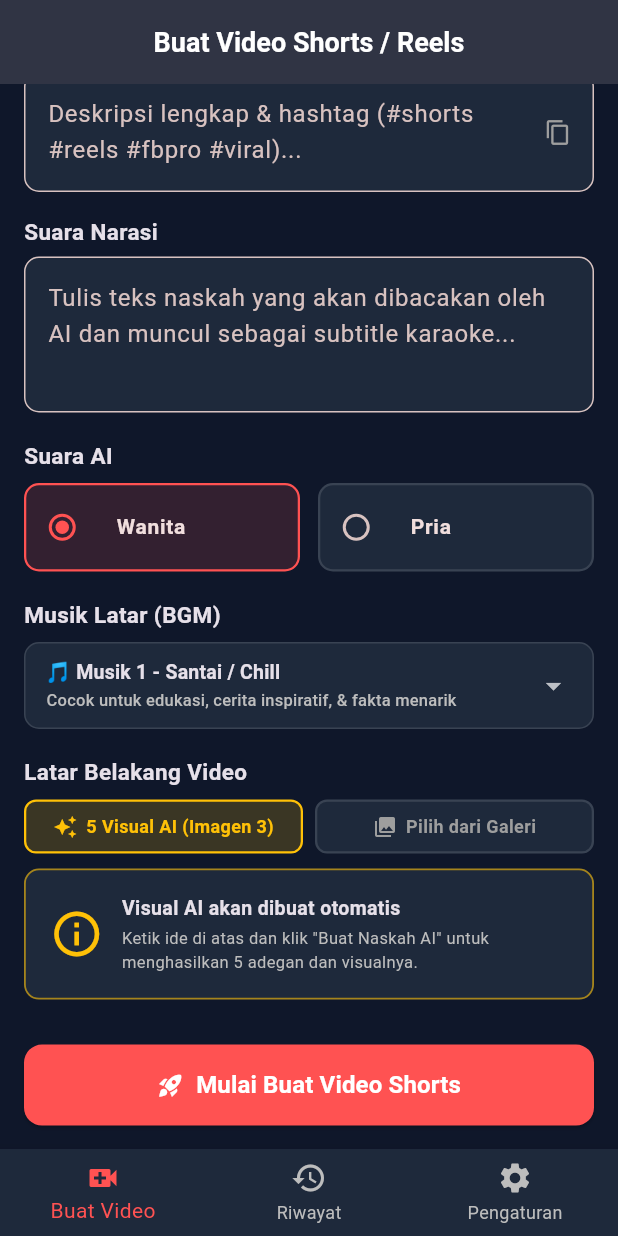
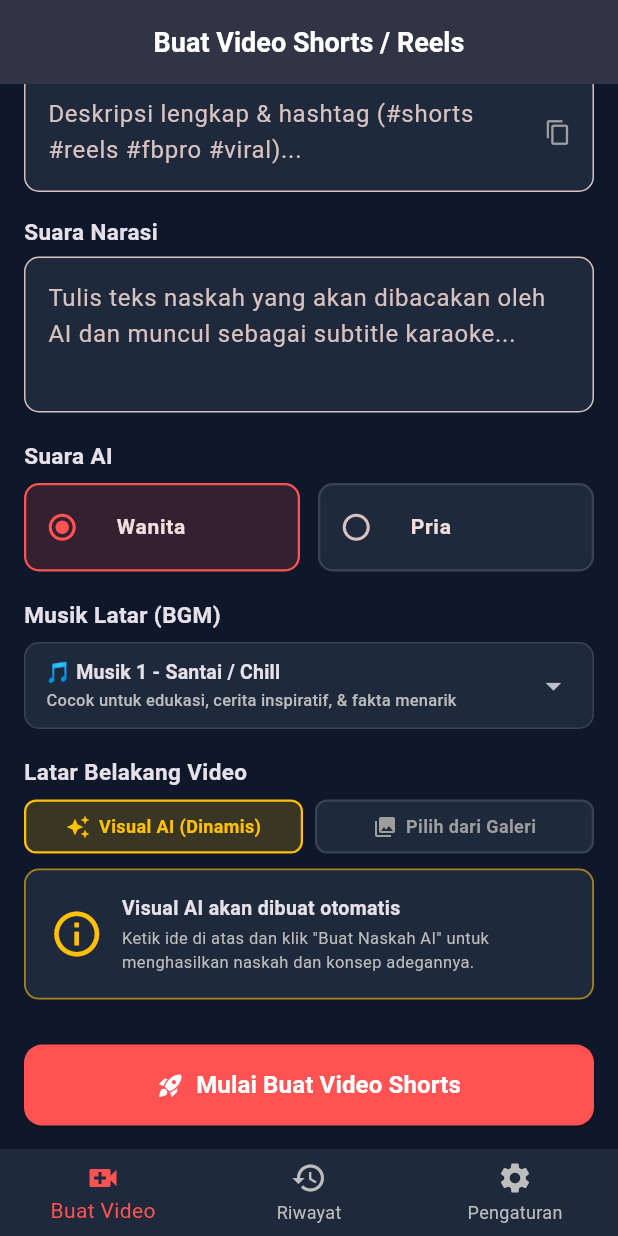
Before and after one commit to feriwidiyanto25-svg/apk-video, a Flutter app: the screen it shows after launch, scrolled down 566 dp, on a phone screen of 412 x 824 dp. Run offline on Flutter 3.47's test engine with Material 3 defaults, Android fonts, the phone set to English and light mode, and no system bars; our stand-ins replace chewie, file_picker, share_plus, shared_preferences, video_player.

Commit message:
feat: dynamic scene count support, add/delete scenes, and flexible multi-scene rendering

```diff
--- a/mobile_app/lib/screens/home_screen.dart
+++ b/mobile_app/lib/screens/home_screen.dart
@@ -241,21 +241,19 @@ class _HomeScreenState extends State<HomeScreen> {
     try {
       final promptText = '''
 Bertindaklah sebagai produser konten video pendek viral kelas dunia (YouTube Shorts, TikTok, Instagram Reels, Facebook Reels / FB Pro).
-Buatkan naskah dan konsep visual 5 adegan (durasi 45-60 detik) mengenai topik berikut:
+Buatkan naskah dan konsep visual adegan cerita (durasi 45-60 detik) mengenai topik berikut:
 "$topic"
 
 ATURAN STRUKTUR AGAR PENONTON BETAH & VIRAL (HIGH RETENTION):
 1. title: Judul video yang SANGAT MEMIKAT, memicu rasa penasaran tinggi (curiosity gap), provokatif atau kontroversial, dilengkapi emoji dan hashtag (#shorts #reels). Maksimal 65 karakter.
 2. description: Deskripsi lengkap siap publish untuk Facebook Pro & YouTube Shorts. Memuat kalimat pembuka yang bikin penasaran, ajakan interaksi (komentar/like/share), dan 6-8 hashtag populer relevan.
-3. scenes: Tepat 5 adegan berurutan yang menceritakan topik tersebut secara dramatis dan memukau:
+3. scenes: Tentukan jumlah adegan secara DINAMIS menyesuaikan tema cerita (fleksibel antara 3 hingga 6 adegan, misal 4 adegan untuk alur punchline cepat, 5 adegan untuk misteri/fakta, atau 6 adegan untuk sejarah/alur bertahap).
    - ADEGAN 1 (🔥 THE HOOK - Detik 0-5): Pembuka yang menghentak dan menghentikan jempol penonton yang scroll (scroll-stopping hook). Gunakan fakta mengejutkan, paradox, atau mitos yang dibantah.
-   - ADEGAN 2 (Detik 5-15): Bangun ketegangan atau penjelasan misteri di balik topik tersebut.
-   - ADEGAN 3 (Detik 15-30): Ungkapkan fakta utama, bukti sejarah, atau inti rahasia yang mencengangkan penonton.
-   - ADEGAN 4 (Detik 30-45): Tambahkan detail atau twist tak terduga yang 99% orang tidak pernah tahu.
-   - ADEGAN 5 (Detik 45-60): Penutup yang berbobot dan lempar pertanyaan terbuka yang memicu penonton untuk berdebat di kolom komentar.
-4. narration pada setiap adegan: Bahasa Indonesia lisan yang santai, lugas, padat, dan mengalir alami (sekitar 22-28 kata per adegan, total 110-140 kata). Tuliskan HANYA kata-kata yang diucapkan narator secara langsung (voiceover only). JANGAN ada tanda kurung, intro 'Halo guys', atau instruksi teks.
-5. image_prompt pada setiap adegan: Deskripsi visual SANGAT DETAIL dalam Bahasa Inggris untuk generator gambar AI Imagen 3. Prompt HARUS BENAR-BENAR COCOK dan merefleksikan isi cerita topik di adegan tersebut. Sertakan detail visual sinematik: objek utama, latar belakang, pencahayaan dramatis, sudut kamera, kualitas (photorealistic, 8k resolution, vertical 9:16 composition, highly detailed, dramatic atmosphere, no text, no watermark).
-6. script: Gabungan lengkap narasi dari Adegan 1 sampai Adegan 5 (teks bersambung).
+   - ADEGAN-ADEGAN TENGAH: Membangun ketegangan, mengungkap fakta utama, bukti sejarah, misteri, atau twist mencengangkan yang 99% orang tidak tahu.
+   - ADEGAN TERAKHIR: Penutup yang berbobot dan lempar pertanyaan terbuka yang memicu penonton untuk berdebat di kolom komentar.
+4. narration pada setiap adegan: Bahasa Indonesia lisan yang santai, lugas, padat, dan mengalir alami (total gabungan seluruh narasi berkisar 110-140 kata untuk 45-60 detik). Tuliskan HANYA kata-kata yang diucapkan narator secara langsung (voiceover only). JANGAN ada tanda kurung, intro 'Halo guys', atau instruksi teks.
+5. image_prompt pada setiap adegan: Deskripsi visual SANGAT DETAIL dalam Bahasa Inggris untuk generator gambar AI. Prompt HARUS BENAR-BENAR COCOK dan merefleksikan isi cerita topik di adegan tersebut. Sertakan detail visual sinematik: objek utama, latar belakang, pencahayaan dramatis, sudut kamera, kualitas (photorealistic, 8k resolution, vertical 9:16 composition, highly detailed, dramatic atmosphere, no text, no watermark).
+6. script: Gabungan lengkap narasi dari seluruh adegan berurutan (teks bersambung).
 
 KEMBALIKAN HANYA FORMAT JSON MURNI TANPA PENJELASAN LAIN:
 {
@@ -270,21 +268,6 @@ KEMBALIKAN HANYA FORMAT JSON MURNI TANPA PENJELASAN LAIN:
     },
     {
       "scene_number": 2,
-      "narration": "...",
-      "image_prompt": "..."
-    },
-    {
-      "scene_number": 3,
-      "narration": "...",
-      "image_prompt": "..."
-    },
-    {
-      "scene_number": 4,
-      "narration": "...",
-      "image_prompt": "..."
-    },
-    {
-      "scene_number": 5,
       "narration": "...",
       "image_prompt": "..."
     }
@@ -440,12 +423,15 @@ KEMBALIKAN HANYA FORMAT JSON MURNI TANPA PENJELASAN LAIN:
           });
         }
 
-        // Fallback jika adegan belum terurai: bagi script menjadi 5 adegan logis
+        // Fallback jika adegan belum terurai: bagi script menjadi beberapa adegan logis (3-6 adegan)
         if (parsedScenes.isEmpty && _scriptController.text.isNotEmpty) {
           final fullScript = _scriptController.text.trim();
           final words = fullScript.split(RegExp(r'\s+'));
-          final chunkSize = (words.length / 5).ceil();
-          for (int i = 0; i < 5; i++) {
+          int count = (words.length / 28).round();
+          if (count < 3) count = 3;
+          if (count > 6) count = 6;
+          final chunkSize = (words.length / count).ceil();
+          for (int i = 0; i < count; i++) {
             final start = i * chunkSize;
             final end = (start + chunkSize < words.length) ? start + chunkSize : words.length;
             final chunkText = (start < words.length) ? words.sublist(start, end).join(' ') : fullScript;
@@ -467,13 +453,13 @@ KEMBALIKAN HANYA FORMAT JSON MURNI TANPA PENJELASAN LAIN:
         if (mounted) {
           ScaffoldMessenger.of(context).showSnackBar(
             SnackBar(
-              content: Text('✨ Naskah & 5 Ide Adegan berhasil dibuat ($usedModel)! Mulai membuat visual...'),
+              content: Text('✨ Naskah & ${parsedScenes.length} Ide Adegan berhasil dibuat ($usedModel)! Mulai membuat visual...'),
               backgroundColor: Colors.green,
             ),
           );
         }
 
-        // Otomatis generate 5 gambar untuk preview di HP (Opsi A)
+        // Otomatis generate gambar untuk preview di HP (Opsi A)
         _generateAllSceneImages();
       } else {
         throw Exception('Gagal membuat naskah: $errorMsg');
@@ -647,6 +633,55 @@ KEMBALIKAN HANYA FORMAT JSON MURNI TANPA PENJELASAN LAIN:
       );
     }
   }
+
+  void _deleteScene(int index) {
+    if (_scenes.length <= 2) {
+      ScaffoldMessenger.of(context).showSnackBar(
+        const SnackBar(content: Text('Minimal harus ada 2 adegan dalam video.')),
+      );
+      return;
+    }
+    setState(() {
+      _scenes.removeAt(index);
+      for (int i = 0; i < _scenes.length; i++) {
+        _scenes[i]['scene_number'] = i + 1;
+      }
+      _scriptController.text = _scenes
+          .map((s) => (s['narration'] ?? '').toString().trim())
+          .where((t) => t.isNotEmpty)
+          .join(' ');
+    });
+    ScaffoldMessenger.of(context).showSnackBar(
+      const SnackBar(content: Text('Adegan berhasil dihapus.'), duration: Duration(seconds: 1)),
+    );
+  }
+
+  void _addNewScene() {
+    if (_scenes.length >= 8) {
+      ScaffoldMessenger.of(context).showSnackBar(
+        const SnackBar(content: Text('Maksimal 8 adegan untuk video durasi 60 detik.')),
+      );
+      return;
+    }
+    final newIndex = _scenes.length;
+    final topic = _topicController.text.trim();
+    setState(() {
+      _scenes.add({
+        'scene_number': newIndex + 1,
+        'narration': 'Lanjutan cerita menarik mengenai $topic...',
+        'image_prompt': 'Cinematic vertical 9:16 photorealistic visual, scene ${newIndex + 1} for topic: $topic, high quality, 8k resolution, dramatic lighting',
+        'image_bytes': null,
+        'is_loading': false,
+        'error': null,
+      });
+      _scriptController.text = _scenes
+          .map((s) => (s['narration'] ?? '').toString().trim())
+          .where((t) => t.isNotEmpty)
+          .join(' ');
+    });
+    _generateSingleSceneImage(newIndex);
+  }
+
   Future<void> _submitJob() async {
     final script = _scriptController.text.trim();
     final topic = _topicController.text.trim();
@@ -669,7 +704,7 @@ KEMBALIKAN HANYA FORMAT JSON MURNI TANPA PENJELASAN LAIN:
       if (hasIncomplete) {
         ScaffoldMessenger.of(context).showSnackBar(
           const SnackBar(
-            content: Text('Harap tunggu hingga ke-5 gambar visual AI selesai dibuat!'),
+            content: Text('Harap tunggu hingga seluruh gambar visual AI selesai dibuat!'),
             backgroundColor: Colors.orange,
           ),
         );
@@ -764,7 +799,7 @@ KEMBALIKAN HANYA FORMAT JSON MURNI TANPA PENJELASAN LAIN:
           final s = _scenes[i];
           final imgNum = s['scene_number'] ?? (i + 1);
           final bytes = s['image_bytes'] as Uint8List;
-          setState(() => _submitStep = '3/4 Mengunggah visual adegan $imgNum/5...');
+          setState(() => _submitStep = '3/4 Mengunggah visual adegan $imgNum/${_scenes.length}...');
           await GitHubService.uploadReleaseAsset(
             repo: repo,
             token: token,
@@ -801,7 +836,7 @@ KEMBALIKAN HANYA FORMAT JSON MURNI TANPA PENJELASAN LAIN:
         script: script,
         voice: _selectedVoice,
         status: 'rendering',
-        localMediaPath: isMultiScene ? '5 Adegan AI (Imagen 3)' : _selectedMedia!.path,
+        localMediaPath: isMultiScene ? '${_scenes.length} Adegan AI (Dinamis)' : _selectedMedia!.path,
         createdAt: DateTime.now(),
         videoTitle: title,
         videoDescription: description,
@@ -1170,7 +1205,7 @@ KEMBALIKAN HANYA FORMAT JSON MURNI TANPA PENJELASAN LAIN:
             ),
             const SizedBox(height: 18),
 
-            // PREVIEW 5 ADEGAN VIDEO (Opsi A - Cek di HP sebelum Render)
+            // PREVIEW ADEGAN VIDEO DINAMIS (Opsi A - Cek di HP sebelum Render)
             if (_creationMode == 'ai' && _scenes.isNotEmpty) ...[
               Container(
                 padding: const EdgeInsets.all(14),
@@ -1186,9 +1221,9 @@ KEMBALIKAN HANYA FORMAT JSON MURNI TANPA PENJELASAN LAIN:
                       children: [
                         const Icon(Icons.movie_filter, color: Colors.amber, size: 20),
                         const SizedBox(width: 8),
-                        const Text(
-                          'Preview 5 Adegan Video (Opsi A)',
-                          style: TextStyle(fontSize: 15, fontWeight: FontWeight.bold),
+                        Text(
+                          'Preview Visual Adegan (${_scenes.length} Adegan)',
+                          style: const TextStyle(fontSize: 15, fontWeight: FontWeight.bold),
                         ),
                         const Spacer(),
                         if (_isGeneratingImages)
@@ -1201,7 +1236,7 @@ KEMBALIKAN HANYA FORMAT JSON MURNI TANPA PENJELASAN LAIN:
                               ),
                               const SizedBox(width: 8),
                               Text(
-                                '${_imageGeneratingIndex + 1}/5...',
+                                '${_imageGeneratingIndex + 1}/${_scenes.length}...',
                                 style: const TextStyle(fontSize: 12, color: Colors.amber, fontWeight: FontWeight.bold),
                               ),
                             ],
@@ -1210,19 +1245,48 @@ KEMBALIKAN HANYA FORMAT JSON MURNI TANPA PENJELASAN LAIN:
                     ),
                     const SizedBox(height: 4),
                     Text(
-                      'Periksa kesesuaian gambar tiap adegan sebelum dirender. Anda bisa generate ulang gambar tertentu jika belum cocok.',
+                      'Jumlah adegan otomatis menyesuaikan topik (${_scenes.length} adegan). Anda bisa tambah, hapus, atau ganti visual tiap adegan.',
                       style: TextStyle(fontSize: 12, color: Colors.grey[400]),
                     ),
                     const SizedBox(height: 12),
 
-                    // List Preview 5 Adegan Horizontal
+                    // List Preview Adegan Horizontal (Dinamis + Tombol Tambah di ujung)
                     SizedBox(
                       height: 320,
                       child: ListView.separated(
                         scrollDirection: Axis.horizontal,
-                        itemCount: _scenes.length,
+                        itemCount: _scenes.length + 1,
                         separatorBuilder: (_, __) => const SizedBox(width: 12),
                         itemBuilder: (ctx, idx) {
+                          // Item terakhir: Tombol Tambah Adegan
+                          if (idx == _scenes.length) {
+                            return Container(
+                              width: 140,
+                              decoration: BoxDecoration(
+                                color: const Color(0xFF1E293B).withOpacity(0.6),
+                                borderRadius: BorderRadius.circular(12),
+                                border: Border.all(color: Colors.white12),
+                              ),
+                              child: InkWell(
+                                onTap: _addNewScene,
+                                borderRadius: BorderRadius.circular(12),
+                                child: const Center(
+                                  child: Column(
+                                    mainAxisSize: MainAxisSize.min,
+                                    children: [
+                                      Icon(Icons.add_photo_alternate_outlined, color: Colors.indigoAccent, size: 36),
+                                      SizedBox(height: 8),
+                                      Text(
+                                        '+ Tambah Adegan',
+                                        style: TextStyle(color: Colors.indigoAccent, fontSize: 12, fontWeight: FontWeight.bold),
+                                      ),
+                                    ],
+                                  ),
+                                ),
+                              ),
+                            );
+                          }
+
                           final sc = _scenes[idx];
                           final isHook = idx == 0;
                           final isEnd = idx == _scenes.length - 1;
@@ -1243,7 +1307,7 @@ KEMBALIKAN HANYA FORMAT JSON MURNI TANPA PENJELASAN LAIN:
                             child: Column(
                               crossAxisAlignment: CrossAxisAlignment.start,
                               children: [
-                                // Badge Adegan
+                                // Badge Adegan & Tombol Hapus
                                 Row(
                                   children: [
                                     Container(
@@ -1255,7 +1319,9 @@ KEMBALIKAN HANYA FORMAT JSON MURNI TANPA PENJELASAN LAIN:
                                         borderRadius: BorderRadius.circular(6),
                                       ),
                                       child: Text(
-                                        isHook ? '🔥 ADEGAN 1 (HOOK)' : (isEnd ? '🌟 ADEGAN 5 (CTA)' : 'ADEGAN ${idx + 1}'),
+                                        isHook
+                                            ? '🔥 ADEGAN 1 (HOOK)'
+                                            : (isEnd ? '🌟 ADEGAN ${idx + 1} (CTA)' : 'ADEGAN ${idx + 1}'),
                                         style: TextStyle(
                                           fontSize: 10,
                                           fontWeight: FontWeight.bold,
@@ -1263,6 +1329,15 @@ KEMBALIKAN HANYA FORMAT JSON MURNI TANPA PENJELASAN LAIN:
                                         ),
                                       ),
                                     ),
+                                    const Spacer(),
+                                    if (_scenes.length > 2)
+                                      InkWell(
+                                        onTap: () => _deleteScene(idx),
+                                        child: const Padding(
+                                          padding: EdgeInsets.all(2.0),
+                                          child: Icon(Icons.close, size: 14, color: Colors.grey),
+                                        ),
+                                      ),
                                   ],
                                 ),
                                 const SizedBox(height: 6),
@@ -1342,19 +1417,40 @@ KEMBALIKAN HANYA FORMAT JSON MURNI TANPA PENJELASAN LAIN:
                     ),
                     const SizedBox(height: 8),
 
-                    // Tombol Regenerate Semua
-                    SizedBox(
-                      width: double.infinity,
-                      child: TextButton.icon(
-                        onPressed: _isGeneratingImages ? null : _generateAllSceneImages,
-                        icon: const Icon(Icons.autorenew, size: 16, color: Colors.amber),
-                        label: Text(
-                          _isGeneratingImages
-                              ? 'Sedang membuat visual adegan ${_imageGeneratingIndex + 1}/5...'
-                              : '🔄 Generate Ulang Semua 5 Gambar',
-                          style: const TextStyle(fontSize: 12, color: Colors.amber, fontWeight: FontWeight.bold),
+                    // Baris Tombol Aksi: Tambah Adegan & Regenerate Semua
+                    Row(
+                      children: [
+                        Expanded(
+                          child: OutlinedButton.icon(
+                            onPressed: _addNewScene,
+                            icon: const Icon(Icons.add, size: 14),
+                            label: const Text('Tambah Adegan', style: TextStyle(fontSize: 11)),
+                            style: OutlinedButton.styleFrom(
+                              foregroundColor: Colors.indigoAccent,
+                              side: const BorderSide(color: Colors.indigoAccent),
+                              shape: RoundedRectangleBorder(borderRadius: BorderRadius.circular(8)),
+                            ),
+                          ),
                         ),
-                      ),
+                        const SizedBox(width: 8),
+                        Expanded(
+                          child: ElevatedButton.icon(
+                            onPressed: _isGeneratingImages ? null : _generateAllSceneImages,
+                            icon: const Icon(Icons.autorenew, size: 14),
+                            label: Text(
+                              _isGeneratingImages
+                                  ? '${_imageGeneratingIndex + 1}/${_scenes.length}...'
+                                  : 'Regenerate Semua (${_scenes.length})',
+                              style: const TextStyle(fontSize: 11, fontWeight: FontWeight.bold),
+                            ),
+                            style: ElevatedButton.styleFrom(
+                              backgroundColor: Colors.amber[800],
+                              foregroundColor: Colors.white,
+                              shape: RoundedRectangleBorder(borderRadius: BorderRadius.circular(8)),
+                            ),
+                          ),
+                        ),
+                      ],
                     ),
                   ],
                 ),
@@ -1501,7 +1597,7 @@ KEMBALIKAN HANYA FORMAT JSON MURNI TANPA PENJELASAN LAIN:
                             Icon(Icons.auto_awesome, size: 16, color: _useAiImages ? Colors.amber : Colors.grey),
                             const SizedBox(width: 6),
                             Text(
-                              '5 Visual AI (Imagen 3)',
+                              'Visual AI (Dinamis)',
                               style: TextStyle(
                                 fontSize: 12,
                                 fontWeight: FontWeight.bold,
@@ -1583,17 +1679,17 @@ KEMBALIKAN HANYA FORMAT JSON MURNI TANPA PENJELASAN LAIN:
                         children: [
                           Text(
                             _scenes.isNotEmpty && _scenes.every((s) => s['image_bytes'] != null)
-                                ? '5 Gambar AI Siap Dirakit'
+                                ? '${_scenes.length} Gambar AI Siap Dirakit'
                                 : (_isGeneratingImages
-                                    ? 'Sedang membuat visual adegan ${_imageGeneratingIndex + 1}/5...'
+                                    ? 'Sedang membuat visual adegan ${_imageGeneratingIndex + 1}/${_scenes.length}...'
                                     : 'Visual AI akan dibuat otomatis'),
                             style: const TextStyle(fontWeight: FontWeight.bold, fontSize: 13),
                           ),
                           const SizedBox(height: 2),
                           Text(
                             _scenes.isNotEmpty && _scenes.every((s) => s['image_bytes'] != null)
-                                ? 'Video akan otomatis dirakit dengan 5 visual AI di atas, efek Ken Burns dinamis, dan subtitle karaoke di bawah.'
-                                : 'Ketik ide di atas dan klik "Buat Naskah AI" untuk menghasilkan 5 adegan dan visualnya.',
+                                ? 'Video akan otomatis dirakit dengan ${_scenes.length} visual adegan di atas, efek Ken Burns dinamis, dan subtitle karaoke di bawah.'
+                                : 'Ketik ide di atas dan klik "Buat Naskah AI" untuk menghasilkan naskah dan konsep adegannya.',
                             style: TextStyle(fontSize: 11, color: Colors.grey[400]),
                           ),
                         ],
```
